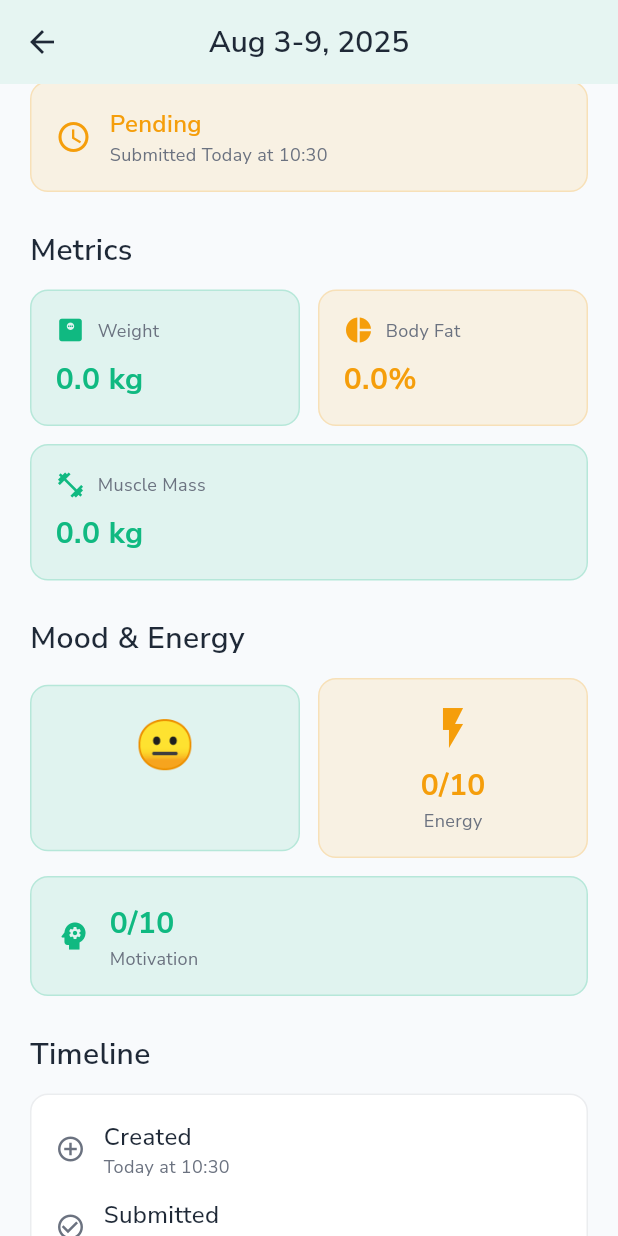
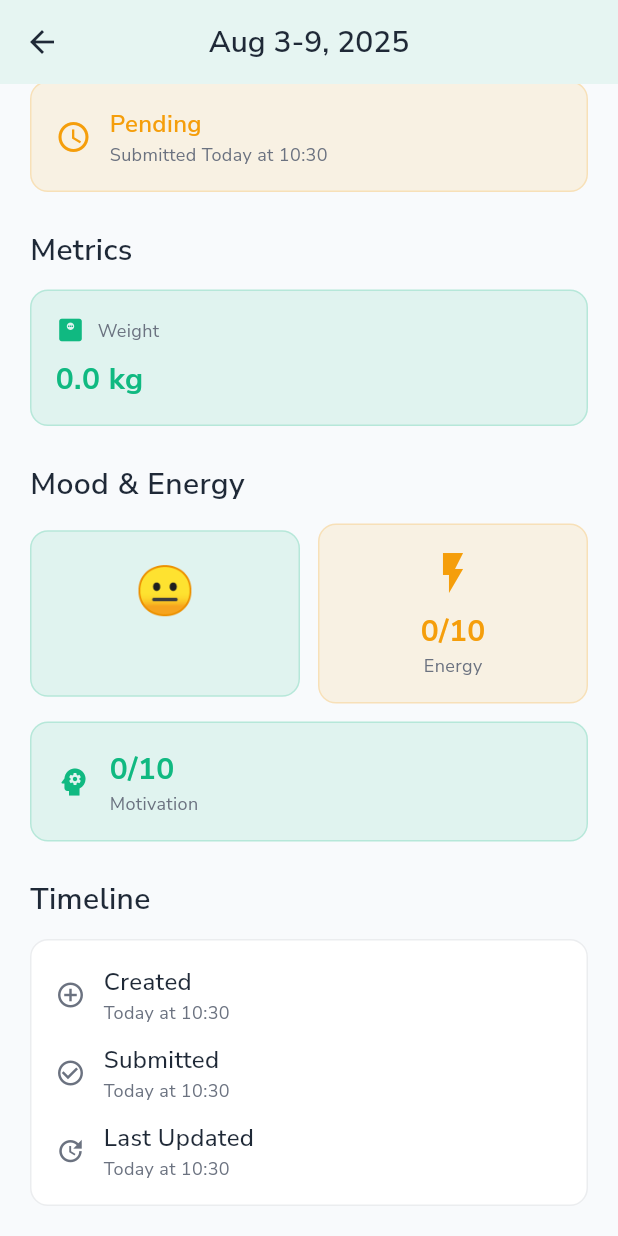
Before and after one commit to mahmoudal99/moctarnutrition, a Flutter app: the CheckinDetailsScreen screen opened directly with empty values, scrolled down 387 dp, on a phone screen of 412 x 824 dp. Run offline on Flutter 3.47's test engine with Material 3 defaults, Android fonts, the phone set to English and light mode, and no system bars; our stand-ins replace cached_network_image, cloud_firestore, firebase_auth, firebase_core, firebase_storage, fl_chart and 10 more; accounts and stored records are empty; network calls fail; project files that could hold a hidden picture were left out.

Commit message:
Remove extra data from check in system

```diff
--- a/lib/features/checkin/presentation/screens/checkin_details_screen.dart
+++ b/lib/features/checkin/presentation/screens/checkin_details_screen.dart
@@ -42,7 +42,7 @@ class CheckinDetailsScreen extends StatelessWidget {
               _buildNotesSection(),
               const SizedBox(height: 24),
             ],
-            if (checkin.weight != null || checkin.bodyFatPercentage != null || checkin.muscleMass != null) ...[
+            if (checkin.weight != null) ...[
               _buildMetricsSection(),
               const SizedBox(height: 24),
             ],
@@ -241,39 +241,12 @@ class CheckinDetailsScreen extends StatelessWidget {
           style: AppTextStyles.heading4,
         ),
         const SizedBox(height: 12),
-        Row(
-          children: [
-            if (checkin.weight != null)
-              Expanded(
-                child: _buildMetricCard(
-                  label: 'Weight',
-                  value: '${checkin.weight!.toStringAsFixed(1)} kg',
-                  icon: Icons.monitor_weight,
-                  color: AppConstants.primaryColor,
-                ),
-              ),
-            if (checkin.weight != null && checkin.bodyFatPercentage != null)
-              const SizedBox(width: 12),
-            if (checkin.bodyFatPercentage != null)
-              Expanded(
-                child: _buildMetricCard(
-                  label: 'Body Fat',
-                  value: '${checkin.bodyFatPercentage!.toStringAsFixed(1)}%',
-                  icon: Icons.pie_chart,
-                  color: AppConstants.warningColor,
-                ),
-              ),
-          ],
+        _buildMetricCard(
+          label: 'Weight',
+          value: '${checkin.weight!.toStringAsFixed(1)} kg',
+          icon: Icons.monitor_weight,
+          color: AppConstants.primaryColor,
         ),
-        if (checkin.muscleMass != null) ...[
-          const SizedBox(height: 12),
-          _buildMetricCard(
-            label: 'Muscle Mass',
-            value: '${checkin.muscleMass!.toStringAsFixed(1)} kg',
-            icon: Icons.fitness_center,
-            color: AppConstants.successColor,
-          ),
-        ],
       ],
     );
   }
--- a/lib/shared/models/checkin_model.dart
+++ b/lib/shared/models/checkin_model.dart
@@ -249,7 +249,6 @@ class CheckinProgressSummary {
   final DateTime? lastCheckinDate;
   final DateTime? nextCheckinDate;
   final double? averageWeight;
-  final double? averageBodyFat;
   final double? averageEnergyLevel;
   final double? averageMotivationLevel;
 
@@ -262,7 +261,6 @@ class CheckinProgressSummary {
     this.lastCheckinDate,
     this.nextCheckinDate,
     this.averageWeight,
-    this.averageBodyFat,
     this.averageEnergyLevel,
     this.averageMotivationLevel,
   });
--- a/lib/shared/providers/checkin_provider.dart
+++ b/lib/shared/providers/checkin_provider.dart
@@ -128,8 +128,6 @@ class CheckinProvider extends ChangeNotifier {
     required String photoPath,
     String? notes,
     double? weight,
-    double? bodyFatPercentage,
-    double? muscleMass,
     Map<String, double>? measurements,
     String? mood,
     int? energyLevel,
@@ -154,8 +152,6 @@ class CheckinProvider extends ChangeNotifier {
         photoFile: photoFile,
         notes: notes,
         weight: weight,
-        bodyFatPercentage: bodyFatPercentage,
-        muscleMass: muscleMass,
         measurements: measurements,
         mood: mood,
         energyLevel: energyLevel,
```
Also changed, not shown: lib/features/checkin/presentation/screens/checkin_form_screen.dart (+0 -8 lines), lib/features/checkin/presentation/widgets/checkin_progress_summary.dart (+1 -11 lines), lib/features/checkin/presentation/widgets/progress_metrics_form.dart (+4 -32 lines), lib/features/meal_prep/presentation/widgets/meal_card.dart (+8 -1 lines), lib/shared/services/checkin_service.dart (+0 -13 lines).
